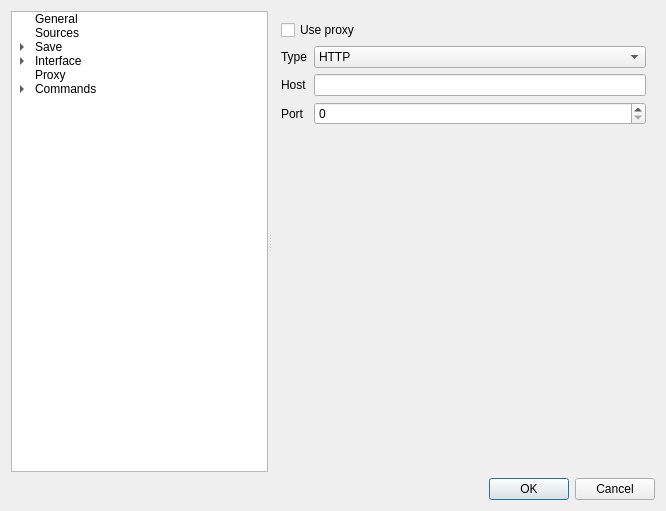
This is gui/src/settings/optionswindow.ui in Bionus/imgbrd-grabber as Qt 5 draws it before an edit. The edited form follows.
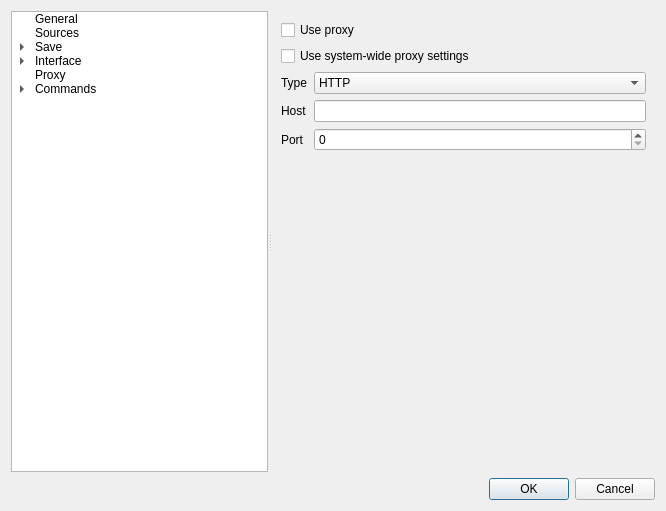
This is the edited form. The open tabs and pages were chosen to show the change. Icons and pictures are not drawn.

Commit message: Allow to use system-wide proxy settings (fix #672)

Patch:
```diff
--- a/gui/src/settings/optionswindow.ui
+++ b/gui/src/settings/optionswindow.ui
@@ -2348,51 +2348,76 @@
            <property name="bottomMargin">
             <number>0</number>
            </property>
-           <item row="1" column="0">
-            <widget class="QLabel" name="label_56">
-             <property name="text">
-              <string>Host</string>
-             </property>
+           <item row="1" column="0" colspan="2">
+            <widget class="QWidget" name="widgetCustomProxy" native="true">
+             <layout class="QFormLayout" name="formLayout_25">
+              <property name="leftMargin">
+               <number>0</number>
+              </property>
+              <property name="topMargin">
+               <number>0</number>
+              </property>
+              <property name="rightMargin">
+               <number>0</number>
+              </property>
+              <property name="bottomMargin">
+               <number>0</number>
+              </property>
+              <item row="0" column="0">
+               <widget class="QLabel" name="label_4">
+                <property name="text">
+                 <string>Type</string>
+                </property>
+               </widget>
+              </item>
+              <item row="0" column="1">
+               <widget class="QComboBox" name="comboProxyType">
+                <item>
+                 <property name="text">
+                  <string>HTTP</string>
+                 </property>
+                </item>
+                <item>
+                 <property name="text">
+                  <string>SOCKS v5</string>
+                 </property>
+                </item>
+               </widget>
+              </item>
+              <item row="1" column="0">
+               <widget class="QLabel" name="label_56">
+                <property name="text">
+                 <string>Host</string>
+                </property>
+               </widget>
+              </item>
+              <item row="1" column="1">
+               <widget class="QLineEdit" name="lineProxyHostName"/>
+              </item>
+              <item row="2" column="0">
+               <widget class="QLabel" name="label_57">
+                <property name="text">
+                 <string>Port</string>
+                </property>
+               </widget>
+              </item>
+              <item row="2" column="1">
+               <widget class="QSpinBox" name="spinProxyPort">
+                <property name="maximum">
+                 <number>99999</number>
+                </property>
+               </widget>
+              </item>
+             </layout>
             </widget>
            </item>
-           <item row="2" column="0">
-            <widget class="QLabel" name="label_57">
+           <item row="0" column="0" colspan="2">
+            <widget class="QCheckBox" name="checkProxyUseSystem">
              <property name="text">
-              <string>Port</string>
+              <string>Use system-wide proxy settings</string>
              </property>
             </widget>
            </item>
-           <item row="2" column="1">
-            <widget class="QSpinBox" name="spinProxyPort">
-             <property name="maximum">
-              <number>99999</number>
-             </property>
-            </widget>
-           </item>
-           <item row="1" column="1">
-            <widget class="QLineEdit" name="lineProxyHostName"/>
-           </item>
-           <item row="0" column="0">
-            <widget class="QLabel" name="label_4">
-             <property name="text">
-              <string>Type</string>
-             </property>
-            </widget>
-           </item>
-           <item row="0" column="1">
-            <widget class="QComboBox" name="comboProxyType">
-             <item>
-              <property name="text">
-               <string>HTTP</string>
-              </property>
-             </item>
-             <item>
-              <property name="text">
-               <string>SOCKS v5</string>
-              </property>
-             </item>
-            </widget>
-           </item>
           </layout>
          </widget>
         </item>
```
Left out of the diff: 177 changed lines with no effect on the pictures. The commit also changes 2 other files.
